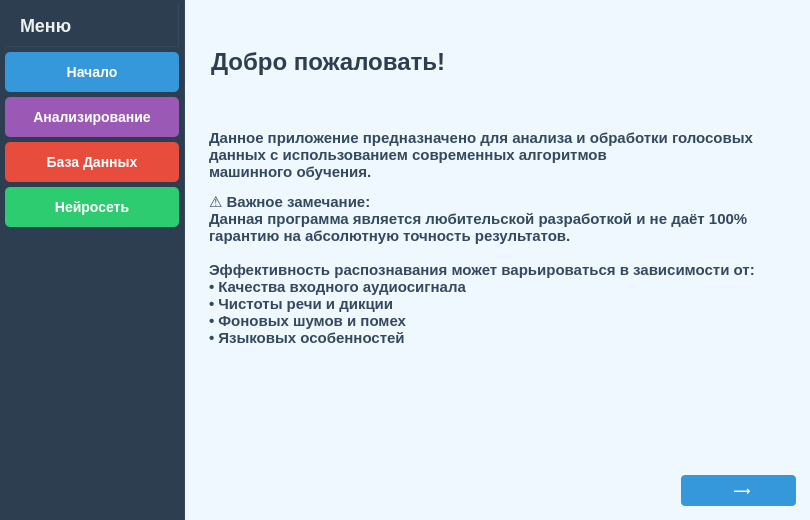
First picture: the form in gui/main_window.ui, repository akuakj/course_project, before the edit.
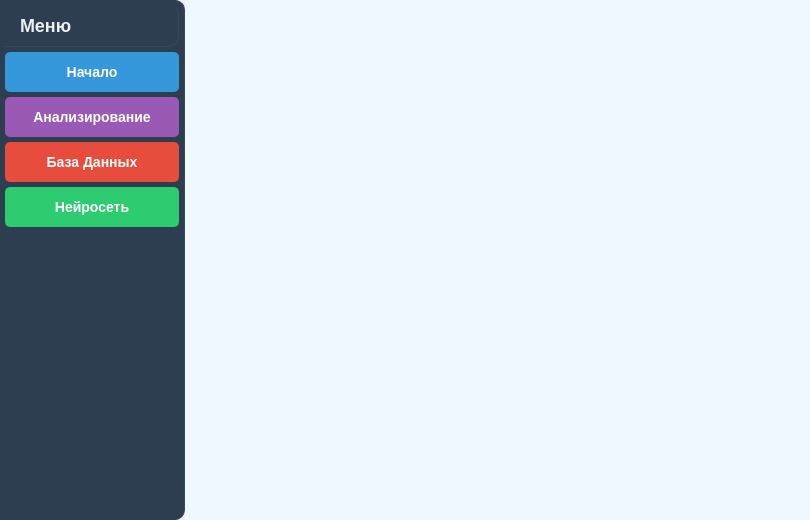
Second picture: the form after the edit. The open tabs and pages were chosen to show the change.

```diff
--- a/gui/main_window.ui
+++ b/gui/main_window.ui
@@ -49,6 +49,11 @@
     background-color: #2C3E50;
     border: none;
     border-right: 1px solid #34495E;
+	border-top-right-radius: 10px;
+	border-bottom-right-radius: 10px;
+}
+QPushButton:focus {
+    outline: none;
 }</string>
       </property>
       <property name="frameShape">
@@ -205,92 +210,7 @@
       <property name="currentIndex">
        <number>0</number>
       </property>
-      <widget class="QWidget" name="page_start">
-       <widget class="QWidget" name="verticalLayoutWidget">
-        <property name="geometry">
-         <rect>
-          <x>10</x>
-          <y>10</y>
-          <width>591</width>
-          <height>391</height>
-         </rect>
-        </property>
-        <layout class="QVBoxLayout" name="verticalLayout_4">
-         <item>
-          <widget class="QLabel" name="label_3">
-           <property name="styleSheet">
-            <string notr="true">font-size: 24px; font-weight: bold; color: #2C3E50; padding: 10px;
-
-</string>
-           </property>
-           <property name="text">
-            <string>Добро пожаловать!</string>
-           </property>
-          </widget>
-         </item>
-         <item>
-          <widget class="QLabel" name="label_2">
-           <property name="styleSheet">
-            <string notr="true">font-size: 14px; color: #34495E; padding: 10px; font-weight: bold;
-
-</string>
-           </property>
-           <property name="text">
-            <string>&lt;html&gt;&lt;head/&gt;&lt;body&gt;&lt;p&gt;&lt;span style=&quot; font-size:11pt;&quot;&gt;Данное приложение предназначено для анализа и обработки голосовых&lt;br/&gt;данных с использованием современных алгоритмов &lt;br/&gt;машинного обучения.&lt;/span&gt;&lt;/p&gt;&lt;p&gt;&lt;span style=&quot; font-size:11pt;&quot;&gt;⚠️ Важное замечание:&lt;br/&gt;Данная программа является любительской разработкой и не даёт 100% &lt;br/&gt;гарантию на абсолютную точность результатов. &lt;br/&gt;&lt;br/&gt;Эффективность распознавания может варьироваться в зависимости от:&lt;br/&gt;• Качества входного аудиосигнала&lt;br/&gt;• Чистоты речи и дикции&lt;br/&gt;• Фоновых шумов и помех&lt;br/&gt;• Языковых особенностей&lt;/span&gt;&lt;/p&gt;&lt;p&gt;&lt;br/&gt;&lt;/p&gt;&lt;/body&gt;&lt;/html&gt;</string>
-           </property>
-          </widget>
-         </item>
-        </layout>
-       </widget>
-       <widget class="QWidget" name="layoutWidget_4">
-        <property name="geometry">
-         <rect>
-          <x>10</x>
-          <y>470</y>
-          <width>601</width>
-          <height>41</height>
-         </rect>
-        </property>
-        <layout class="QHBoxLayout" name="horizontalLayout_buttons_4">
-         <item>
-          <spacer name="horizontalSpacer_8">
-           <property name="orientation">
-            <enum>Qt::Orientation::Horizontal</enum>
-           </property>
-           <property name="sizeHint" stdset="0">
-            <size>
-             <width>40</width>
-             <height>20</height>
-            </size>
-           </property>
-          </spacer>
-         </item>
-         <item>
-          <widget class="QPushButton" name="btn_start">
-           <property name="styleSheet">
-            <string notr="true">QPushButton {
-    background-color: #3498DB;
-    color: white;
-    border: none;
-    padding: 8px 12px;
-    border-radius: 4px;
-    font-weight: bold;
-}
-
-QPushButton:hover {
-                background-color: #2980B9;
-                padding-left: 14px;
-            }
-</string>
-           </property>
-           <property name="text">
-            <string>            ⟶          </string>
-           </property>
-          </widget>
-         </item>
-        </layout>
-       </widget>
-      </widget>
+      <widget class="QWidget" name="page_start"/>
       <widget class="QWidget" name="page_analysis">
        <widget class="QWidget" name="layoutWidget">
         <property name="geometry">
```
Left out of the diff: 2 changed lines with no effect on the pictures.
